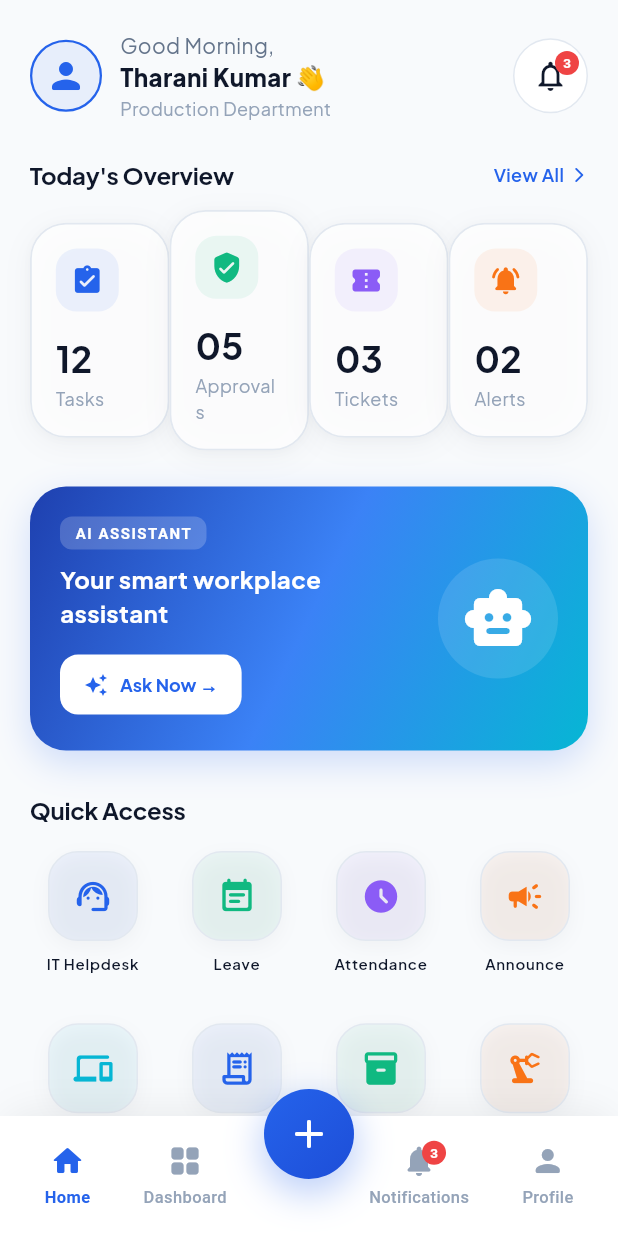
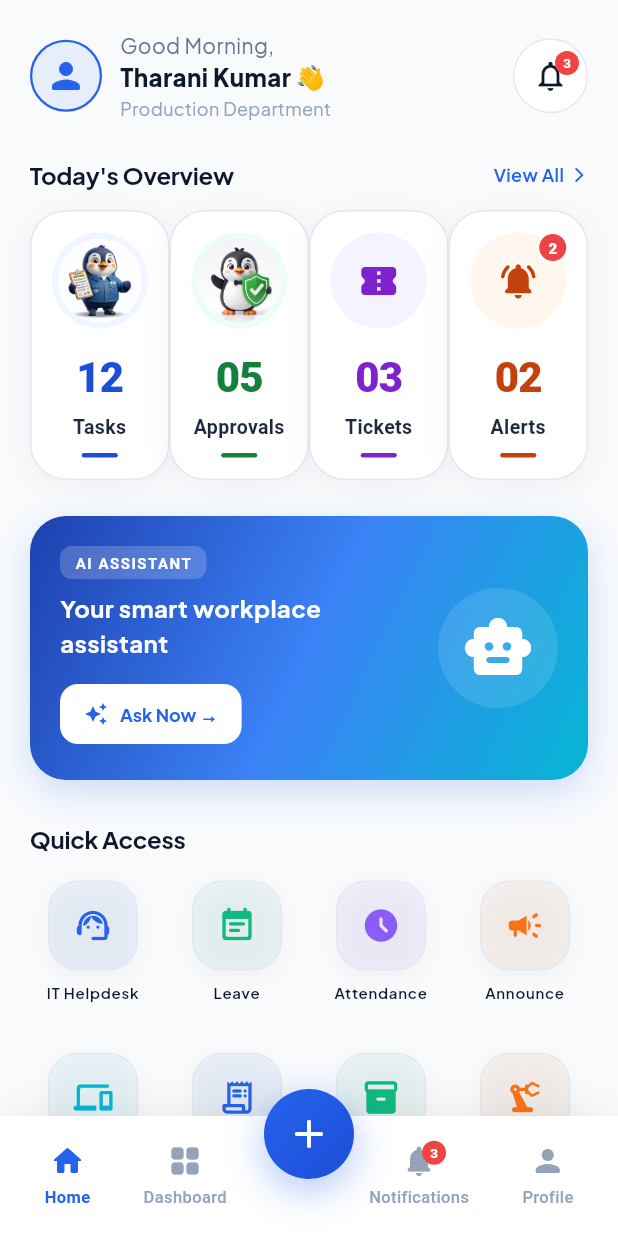
Before and after one commit to Tharanikumar/jotun-one-, a Flutter app: the DashboardScreen screen opened by its route, on a phone screen of 412 x 824 dp. Run offline on Flutter 3.47's test engine with Material 3 defaults, Android fonts, the phone set to English and light mode, and no system bars; our stand-ins replace fl_chart, flutter_riverpod, go_router, google_fonts.

Commit message:
feat: Redesign Overview KPI cards to match Image 1 with penguin avatars, colored metrics, badge count and bottom pill lines

```diff
--- a/lib/core/widgets/stat_card.dart
+++ b/lib/core/widgets/stat_card.dart
@@ -1,14 +1,14 @@
 import 'package:flutter/material.dart';
 import '../theme/app_colors.dart';
-import '../theme/app_typography.dart';
-import 'glass_card.dart';
 
 class StatCard extends StatefulWidget {
   final String title;
   final String value;
-  final IconData icon;
+  final IconData? icon;
+  final String? imagePath;
   final Color iconBgColor;
   final Color iconColor;
+  final String? badgeCount;
   final String? trend;
   final bool isPositive;
   final VoidCallback? onTap;
@@ -18,9 +18,11 @@ class StatCard extends StatefulWidget {
     super.key,
     required this.title,
     required this.value,
-    required this.icon,
+    this.icon,
+    this.imagePath,
     required this.iconBgColor,
     required this.iconColor,
+    this.badgeCount,
     this.trend,
     this.isPositive = true,
     this.onTap,
@@ -76,24 +78,75 @@ class _StatCardState extends State<StatCard> with SingleTickerProviderStateMixin
 
   @override
   Widget build(BuildContext context) {
-    Widget iconContainer = Container(
-      padding: const EdgeInsets.all(10),
+    Widget avatarWidget;
+    if (widget.imagePath != null) {
+      avatarWidget = ClipOval(
+        child: Image.asset(
+          widget.imagePath!,
+          width: 56,
+          height: 56,
+          fit: BoxFit.cover,
+          errorBuilder: (context, error, stackTrace) {
+            return Icon(widget.icon ?? Icons.analytics_rounded, color: widget.iconColor, size: 28);
+          },
+        ),
+      );
+    } else {
+      avatarWidget = Icon(
+        widget.icon ?? Icons.analytics_rounded,
+        color: widget.iconColor,
+        size: 28,
+      );
+    }
+
+    Widget avatarPod = Stack(
+      clipBehavior: Clip.none,
+      alignment: Alignment.center,
+      children: [
+        Container(
+          width: 64,
+          height: 64,
           decoration: BoxDecoration(
             color: widget.iconBgColor,
-        borderRadius: BorderRadius.circular(14),
+            shape: BoxShape.circle,
           ),
+          child: Center(
             child: ScaleTransition(
               scale: _iconBounceAnimation,
-        child: Icon(widget.icon, color: widget.iconColor, size: 22),
+              child: avatarWidget,
             ),
+          ),
+        ),
+        if (widget.badgeCount != null)
+          Positioned(
+            top: -2,
+            right: -2,
+            child: Container(
+              padding: const EdgeInsets.symmetric(horizontal: 6, vertical: 3),
+              decoration: BoxDecoration(
+                color: const Color(0xFFEF4444),
+                shape: BoxShape.circle,
+                border: Border.all(color: Colors.white, width: 2),
+              ),
+              child: Text(
+                widget.badgeCount!,
+                style: const TextStyle(
+                  color: Colors.white,
+                  fontSize: 10,
+                  fontWeight: FontWeight.w900,
+                ),
+              ),
+            ),
+          ),
+      ],
     );
 
     if (widget.heroTag != null) {
-      iconContainer = Hero(
+      avatarPod = Hero(
         tag: widget.heroTag!,
         child: Material(
           color: Colors.transparent,
-          child: iconContainer,
+          child: avatarPod,
         ),
       );
     }
@@ -110,51 +163,56 @@ class _StatCardState extends State<StatCard> with SingleTickerProviderStateMixin
             child: child,
           );
         },
-        child: GlassCard(
-          padding: const EdgeInsets.all(16),
-          child: Column(
-            crossAxisAlignment: CrossAxisAlignment.start,
-            children: [
-              Row(
-                mainAxisAlignment: MainAxisAlignment.spaceBetween,
-                children: [
-                  iconContainer,
-                  if (widget.trend != null)
-                    Container(
-                      padding: const EdgeInsets.symmetric(horizontal: 8, vertical: 4),
+        child: Container(
+          padding: const EdgeInsets.symmetric(horizontal: 10, vertical: 14),
           decoration: BoxDecoration(
-                        color: (widget.isPositive ? AppColors.success : AppColors.error).withAlpha(30),
-                        borderRadius: BorderRadius.circular(8),
-                      ),
-                      child: Row(
-                        mainAxisSize: MainAxisSize.min,
-                        children: [
-                          Icon(
-                            widget.isPositive ? Icons.arrow_upward : Icons.arrow_downward,
-                            size: 12,
-                            color: widget.isPositive ? AppColors.success : AppColors.error,
-                          ),
-                          const SizedBox(width: 2),
-                          Text(
-                            widget.trend!,
-                            style: AppTypography.labelSmall.copyWith(
-                              color: widget.isPositive ? AppColors.success : AppColors.error,
-                            ),
+            color: Colors.white,
+            borderRadius: BorderRadius.circular(24),
+            border: Border.all(color: AppColors.borderLight, width: 1),
+            boxShadow: const [
+              BoxShadow(
+                color: Color(0x0C0F172A),
+                blurRadius: 16,
+                offset: Offset(0, 4),
               ),
             ],
           ),
-                    ),
-                ],
-              ),
-              const SizedBox(height: 16),
+          child: Column(
+            mainAxisAlignment: MainAxisAlignment.center,
+            crossAxisAlignment: CrossAxisAlignment.center,
+            children: [
+              avatarPod,
+              const SizedBox(height: 12),
               Text(
                 widget.value,
-                style: AppTypography.displayMedium,
+                style: TextStyle(
+                  color: widget.iconColor,
+                  fontSize: 28,
+                  fontWeight: FontWeight.w900,
+                  letterSpacing: -0.5,
+                ),
+                textAlign: TextAlign.center,
               ),
               const SizedBox(height: 4),
               Text(
                 widget.title,
-                style: AppTypography.bodySmall,
+                style: const TextStyle(
+                  color: Color(0xFF1E293B),
+                  fontSize: 13,
+                  fontWeight: FontWeight.w700,
+                ),
+                textAlign: TextAlign.center,
+                maxLines: 1,
+                overflow: TextOverflow.ellipsis,
+              ),
+              const SizedBox(height: 8),
+              Container(
+                width: 24,
+                height: 3,
+                decoration: BoxDecoration(
+                  color: widget.iconColor,
+                  borderRadius: BorderRadius.circular(2),
+                ),
               ),
             ],
           ),
--- a/lib/features/dashboard/presentation/dashboard_screen.dart
+++ b/lib/features/dashboard/presentation/dashboard_screen.dart
@@ -123,18 +123,20 @@ class DashboardScreen extends StatelessWidget {
                   StatCard(
                     title: 'Tasks',
                     value: '12',
+                    imagePath: 'assets/images/penguin_tasks.png',
                     icon: Icons.assignment_turned_in_rounded,
-                    iconBgColor: AppColors.primary.withAlpha(20),
-                    iconColor: AppColors.primary,
+                    iconBgColor: const Color(0xFFEFF6FF),
+                    iconColor: const Color(0xFF1D4ED8),
                     heroTag: 'hero_tasks',
                     onTap: () => context.push('/app/tasks'),
                   ),
                   StatCard(
                     title: 'Approvals',
                     value: '05',
+                    imagePath: 'assets/images/penguin_approvals.png',
                     icon: Icons.verified_user_rounded,
-                    iconBgColor: AppColors.accentMint.withAlpha(20),
-                    iconColor: AppColors.accentMint,
+                    iconBgColor: const Color(0xFFECFDF5),
+                    iconColor: const Color(0xFF15803D),
                     heroTag: 'hero_approvals',
                     onTap: () => context.push('/app/approvals'),
                   ),
@@ -142,8 +144,8 @@ class DashboardScreen extends StatelessWidget {
                     title: 'Tickets',
                     value: '03',
                     icon: Icons.confirmation_number_rounded,
-                    iconBgColor: AppColors.accentPurple.withAlpha(20),
-                    iconColor: AppColors.accentPurple,
+                    iconBgColor: const Color(0xFFF5F3FF),
+                    iconColor: const Color(0xFF7E22CE),
                     heroTag: 'hero_tickets',
                     onTap: () => context.push('/app/helpdesk'),
                   ),
@@ -151,8 +153,9 @@ class DashboardScreen extends StatelessWidget {
                     title: 'Alerts',
                     value: '02',
                     icon: Icons.notifications_active_rounded,
-                    iconBgColor: AppColors.accentOrange.withAlpha(20),
-                    iconColor: AppColors.accentOrange,
+                    badgeCount: '2',
+                    iconBgColor: const Color(0xFFFFF7ED),
+                    iconColor: const Color(0xFFC2410C),
                     heroTag: 'hero_alerts',
                     onTap: () => context.push('/app/notifications'),
                   ),
```
Also changed, not shown: assets/images/penguin_approvals.png (added), assets/images/penguin_tasks.png (added). Lines whose indentation alone changed are shown as unchanged.
